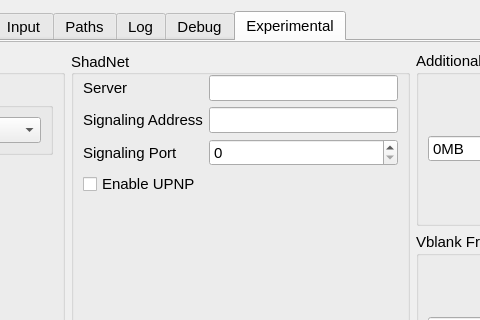
Old version of the form src/qt_gui/settings_dialog.ui in the repository shadps4-emu/shadps4-qtlauncher; both pictures show x 319 to 799 and y 0 to 320 of the 970 by 769 pixel window.
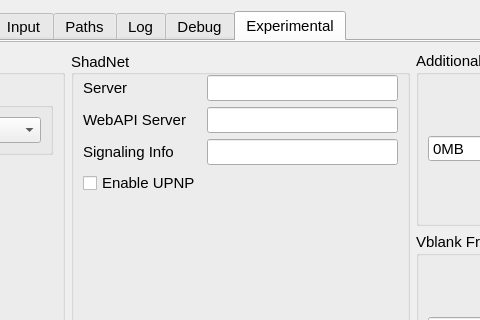
New version of the form. Icons and pictures are not drawn.

The edit to the form file:
```diff
--- a/src/qt_gui/settings_dialog.ui
+++ b/src/qt_gui/settings_dialog.ui
@@ -2567,34 +2567,20 @@
                <item row="4" column="0">
                 <widget class="QLabel" name="signalingPortLabel">
                  <property name="text">
-                  <string>Signaling Port</string>
+                  <string>Signaling Info</string>
                  </property>
                 </widget>
                </item>
-               <item row="3" column="0">
-                <widget class="QLabel" name="signalingAddLabel">
-                 <property name="text">
-                  <string>Signaling Address</string>
-                 </property>
-                </widget>
+               <item row="4" column="1">
+                <widget class="QLineEdit" name="signalingInfoLineEdit"/>
                </item>
-               <item row="3" column="1">
-                <widget class="QLineEdit" name="signalingAddLineEdit"/>
-               </item>
-               <item row="5" column="0">
+               <item row="6" column="0">
                 <widget class="QCheckBox" name="upnpCheckBox">
                  <property name="text">
                   <string>Enable UPNP</string>
                  </property>
                 </widget>
                </item>
-               <item row="4" column="1">
-                <widget class="QSpinBox" name="signalingPortSpinBox">
-                 <property name="maximum">
-                  <number>65535</number>
-                 </property>
-                </widget>
-               </item>
                <item row="1" column="1">
                 <widget class="QLineEdit" name="serverLineEdit">
                  <property name="sizePolicy">
@@ -2611,6 +2597,16 @@
                  </property>
                 </widget>
                </item>
+               <item row="3" column="0">
+                <widget class="QLabel" name="servWebApiLabel">
+                 <property name="text">
+                  <string>WebAPI Server</string>
+                 </property>
+                </widget>
+               </item>
+               <item row="3" column="1">
+                <widget class="QLineEdit" name="servWebApiLineEdit"/>
+               </item>
               </layout>
              </widget>
             </item>
```
Left out of the diff: 2 changed lines with no effect on the pictures.
